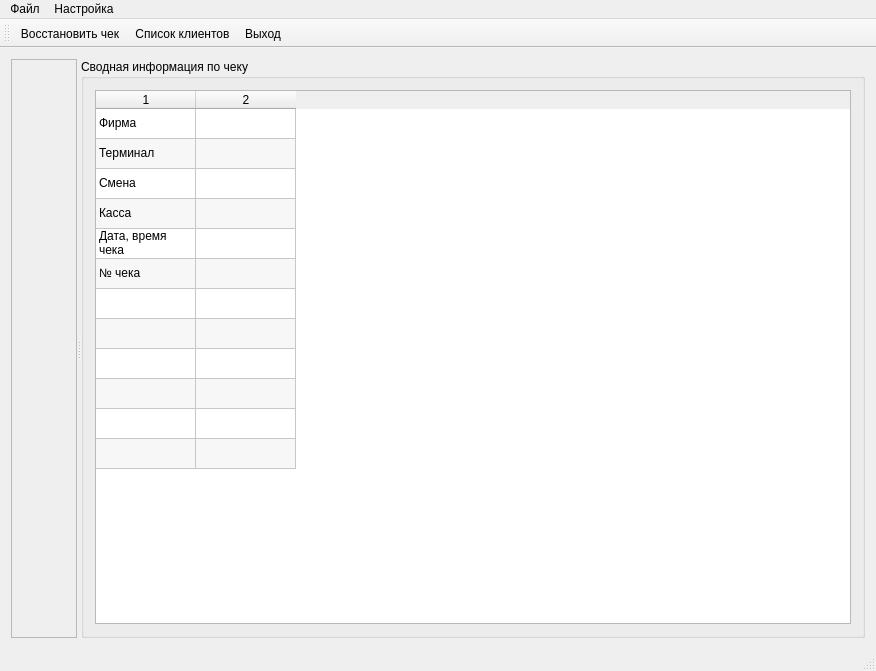
Above: mainwindow.ui from rust3128/CheckRecoveryWizard before the change. Below: the same form after it.
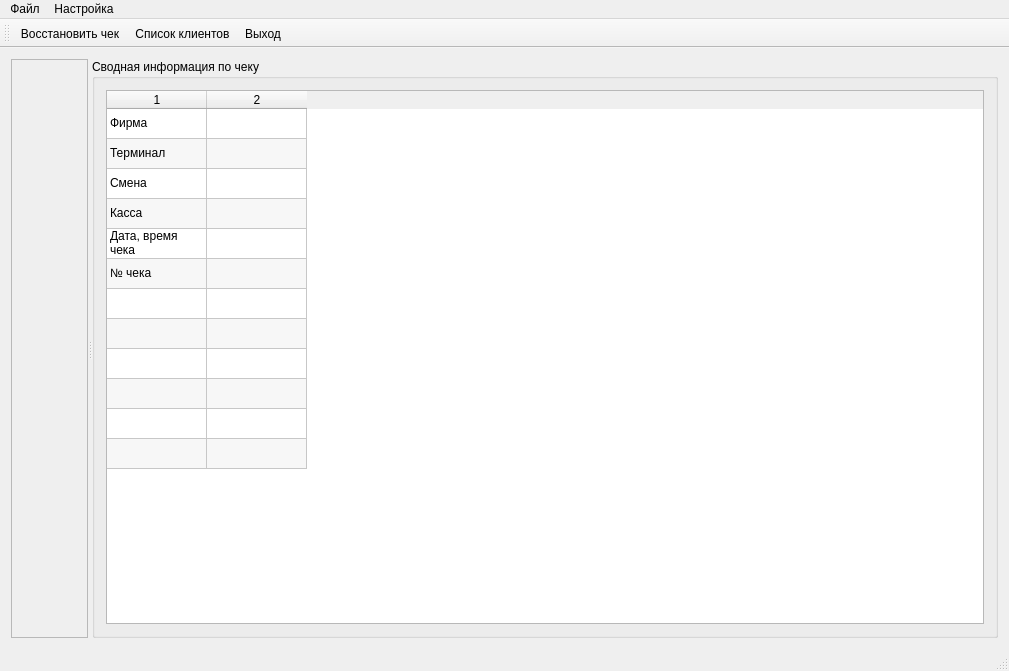
That is the form after the change. Icons and pictures are not drawn.

Diff of the .ui file:
```diff
--- a/mainwindow.ui
+++ b/mainwindow.ui
@@ -6,7 +6,7 @@
    <rect>
     <x>0</x>
     <y>0</y>
-    <width>876</width>
+    <width>1009</width>
     <height>671</height>
    </rect>
   </property>
@@ -133,7 +133,7 @@
     <rect>
      <x>0</x>
      <y>0</y>
-     <width>876</width>
+     <width>1009</width>
      <height>23</height>
     </rect>
    </property>
```
